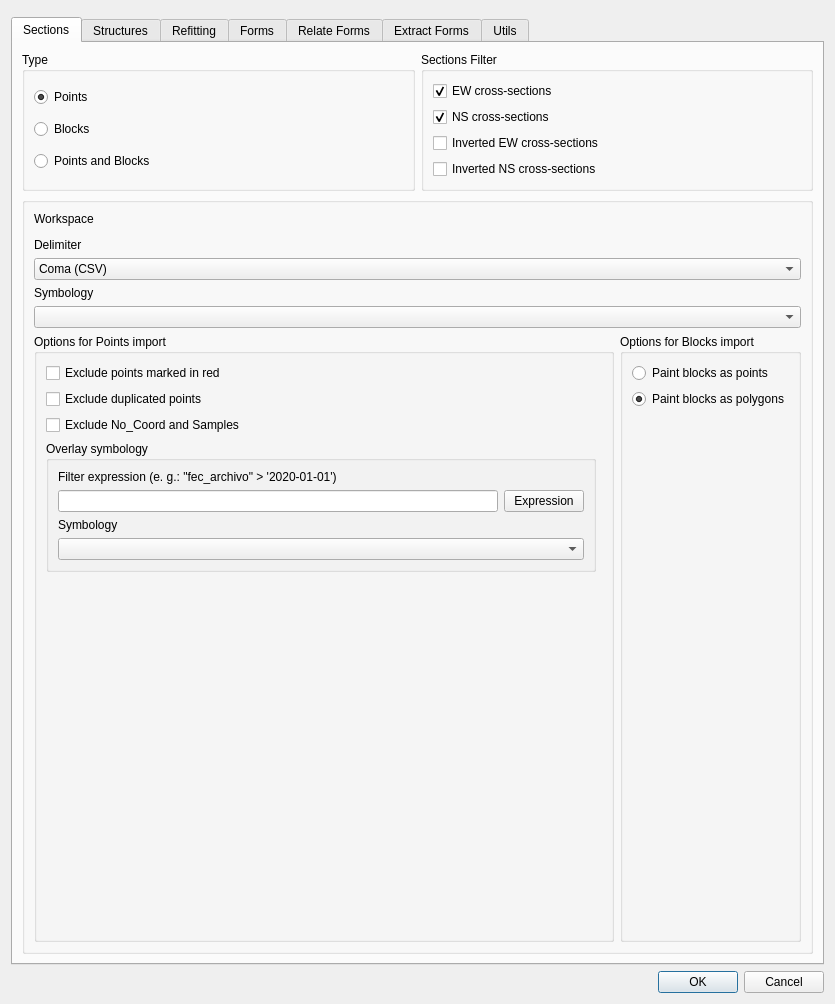
This is sugar_tools_dialog.ui in psigcat/sugartools as Qt 5 draws it before an edit. The edited form follows.
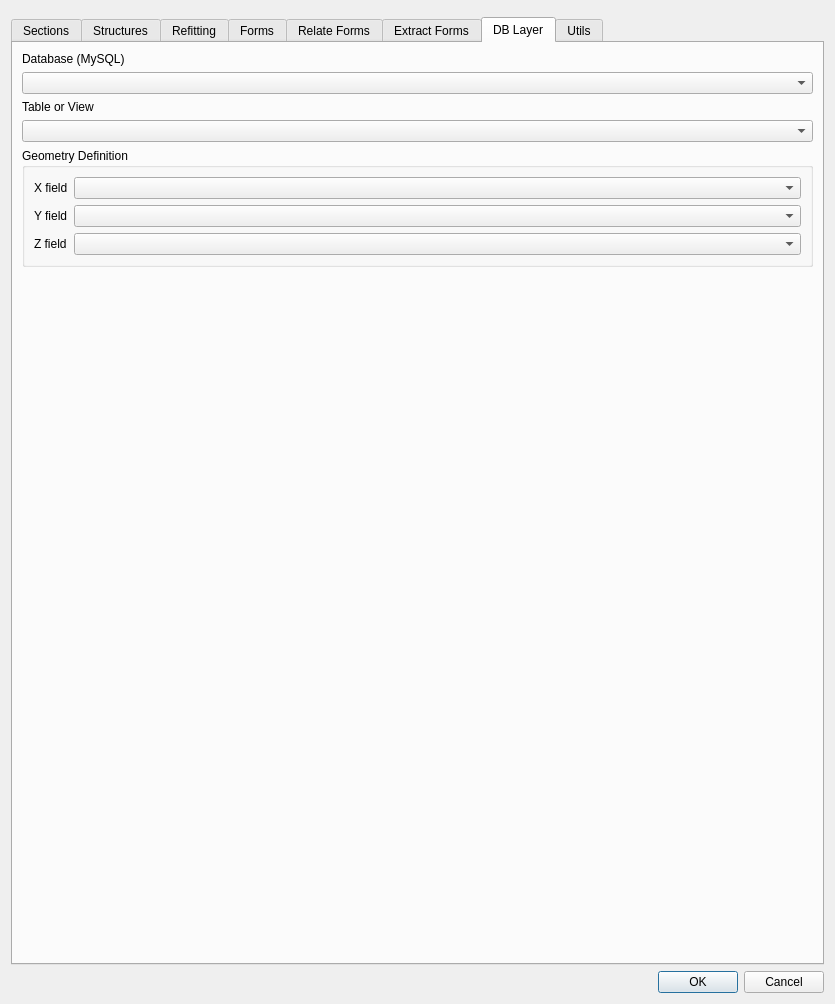
This is the edited form. The open tabs and pages were chosen to show the change. Custom widgets are drawn as their Qt base class.

Commit message: add MySQL DB layer, fix #67

Patch:
```diff
--- a/sugar_tools_dialog.ui
+++ b/sugar_tools_dialog.ui
@@ -837,6 +837,91 @@
        </item>
       </layout>
      </widget>
+     <widget class="QWidget" name="tabDbLayer">
+      <attribute name="title">
+       <string>DB Layer</string>
+      </attribute>
+      <layout class="QVBoxLayout" name="verticalLayout_18">
+       <item>
+        <widget class="QLabel" name="label_41">
+         <property name="text">
+          <string>Database (MySQL)</string>
+         </property>
+        </widget>
+       </item>
+       <item>
+        <widget class="QComboBox" name="db_layer_db"/>
+       </item>
+       <item>
+        <widget class="QLabel" name="label_42">
+         <property name="text">
+          <string>Table or View</string>
+         </property>
+        </widget>
+       </item>
+       <item>
+        <widget class="QComboBox" name="db_layer_table"/>
+       </item>
+       <item>
+        <widget class="QGroupBox" name="groupBox_16">
+         <property name="title">
+          <string>Geometry Definition</string>
+         </property>
+         <property name="flat">
+          <bool>false</bool>
+         </property>
+         <property name="checkable">
+          <bool>false</bool>
+         </property>
+         <layout class="QFormLayout" name="formLayout_3">
+          <item row="0" column="0">
+           <widget class="QLabel" name="label_46">
+            <property name="text">
+             <string>X field</string>
+            </property>
+           </widget>
+          </item>
+          <item row="0" column="1">
+           <widget class="QComboBox" name="db_layer_x"/>
+          </item>
+          <item row="1" column="0">
+           <widget class="QLabel" name="label_44">
+            <property name="text">
+             <string>Y field</string>
+            </property>
+           </widget>
+          </item>
+          <item row="1" column="1">
+           <widget class="QComboBox" name="db_layer_y"/>
+          </item>
+          <item row="2" column="0">
+           <widget class="QLabel" name="label_45">
+            <property name="text">
+             <string>Z field</string>
+            </property>
+           </widget>
+          </item>
+          <item row="2" column="1">
+           <widget class="QComboBox" name="db_layer_z"/>
+          </item>
+         </layout>
+        </widget>
+       </item>
+       <item>
+        <spacer name="verticalSpacer">
+         <property name="orientation">
+          <enum>Qt::Vertical</enum>
+         </property>
+         <property name="sizeHint" stdset="0">
+          <size>
+           <width>20</width>
+           <height>40</height>
+          </size>
+         </property>
+        </spacer>
+       </item>
+      </layout>
+     </widget>
      <widget class="QWidget" name="tabUtils">
       <attribute name="title">
        <string>Utils</string>
```
Left out of the diff: 4 changed lines with no effect on the pictures. The commit also changes 2 other files.
